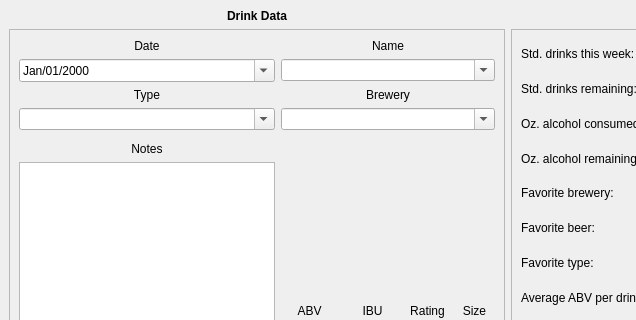
The window that src/mainwindow.ui (minorsecond/BuzzBot) describes before a commit, drawn with Qt 5; both pictures show x 0 to 636 and y 0 to 320 of the 1226 by 670 pixel window.
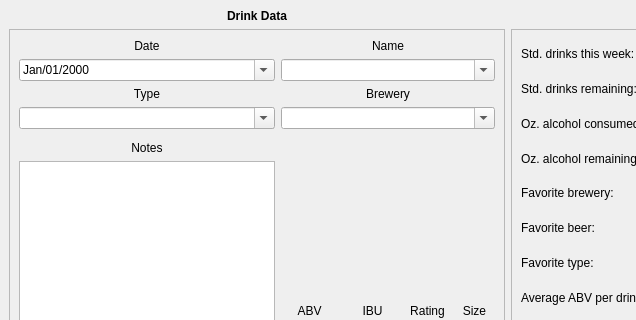
The same window after the commit. Icons and pictures are not drawn.

Commit message: Show icons on calendar

Diff of the .ui file:
```diff
--- a/src/mainwindow.ui
+++ b/src/mainwindow.ui
@@ -227,6 +227,27 @@
          <property name="focusPolicy">
           <enum>Qt::WheelFocus</enum>
          </property>
+         <property name="styleSheet">
+          <string notr="true">QCalendarWidget QWidget#qt_calendar_navigationbar
+{
+	color: transparent;
+	background-color: transparent;
+}
+QCalendarWidget QToolButton {
+  	background-color: rgba(128, 128, 128, 0);
+}
+ /* header row */
+QCalendarWidget QWidget { alternate-background-color: rgba(128, 128, 128, 0); }
+QCalendarWidget QToolButton#qt_calendar_prevmonth 
+{
+	qproperty-icon: url(&quot;../Resources/previous.png&quot;);
+}
+
+QCalendarWidget QToolButton#qt_calendar_nextmonth 
+{
+	qproperty-icon: url(&quot;../Resources/next.png&quot;);
+}</string>
+         </property>
          <property name="displayFormat">
           <string>MMM/dd/yyyy</string>
          </property>
```
Left out of the diff: 4 changed lines with no effect on the pictures. The commit also changes 5 other files.
